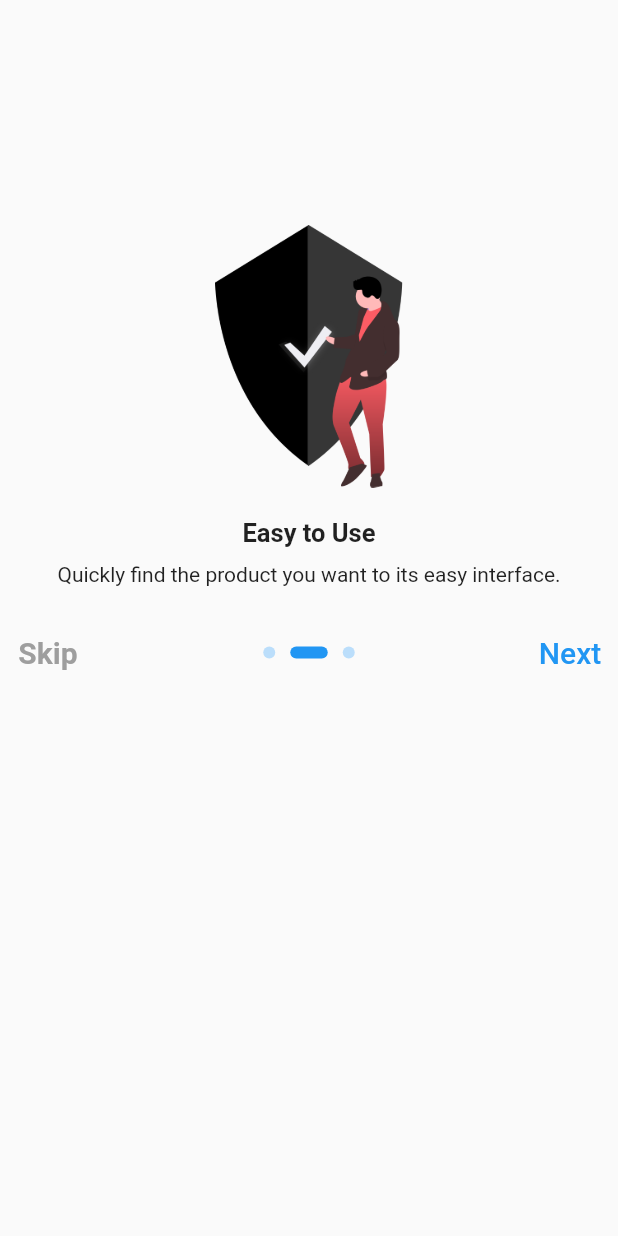
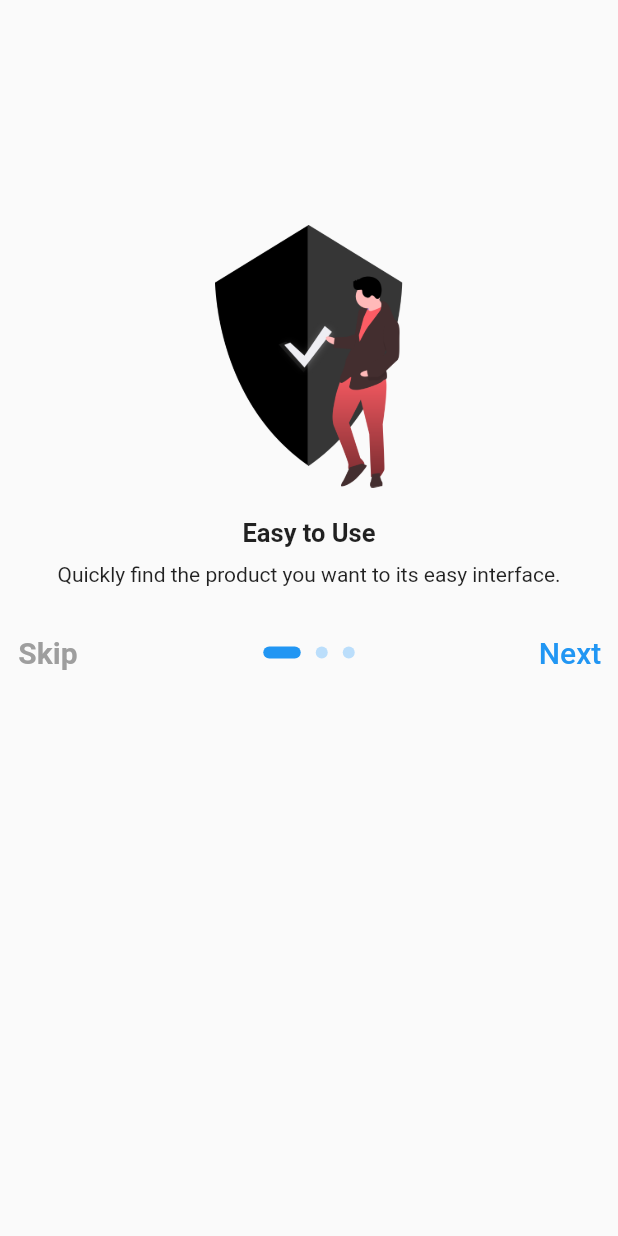
Before and after one commit to imvaibhavpatel/x_ceed_group, a Flutter app: the screen it shows after launch, on a phone screen of 412 x 824 dp. Run offline on Flutter 3.47's test engine with Material 2 defaults, Android fonts, the phone set to English and light mode, and no system bars; our stand-ins replace get.

Commit message:
initial commit

```diff
--- /dev/null
+++ b/lib/auth/log_in_screen/log_in_controller.dart
@@ -0,0 +1,3 @@
+import 'package:get/get.dart';
+
+class LogInController extends GetxController {}
--- a/lib/auth/on_boarading_screen/on_boarding_screen.dart
+++ b/lib/auth/on_boarading_screen/on_boarding_screen.dart
@@ -1,5 +1,6 @@
 import 'package:flutter/material.dart';
 import 'package:get/get.dart';
+import 'package:xceed_group/auth/log_in_screen/log_in_screen.dart';
 import 'package:xceed_group/auth/on_boarading_screen/on_boarding_controller.dart';
 
 class OnBoardingScreen extends StatelessWidget {
@@ -11,8 +12,7 @@ class OnBoardingScreen extends StatelessWidget {
   @override
   Widget build(BuildContext context) {
     return Scaffold(
-      body: Obx(
-        () => PageView.builder(
+      body: PageView.builder(
         controller: onBoardingController.pageController,
         scrollDirection: Axis.horizontal,
         itemCount: onBoardingController.onBoardingData.length,
@@ -20,7 +20,8 @@ class OnBoardingScreen extends StatelessWidget {
           onBoardingController.currentPage.value = page;
         },
         itemBuilder: (BuildContext context, int index) {
-            return Column(
+          return Obx(
+            () => Column(
               children: [
                 const SizedBox(height: 150),
                 Image.asset(
@@ -43,7 +44,7 @@ class OnBoardingScreen extends StatelessWidget {
                       .toString(),
                 ),
                 const SizedBox(height: 20),
-                onBoardingController.currentPage + 1 ==
+                onBoardingController.currentPage.value + 1 ==
                         onBoardingController.onBoardingData.length
                     ? Padding(
                         padding: const EdgeInsets.only(bottom: 100),
@@ -64,7 +65,7 @@ class OnBoardingScreen extends StatelessWidget {
                                 ),
                               ),
                             ),
-                            onPressed: () {},
+                            onPressed: () => Get.to(() => const LogInScreen()),
                             child: const Text(
                               'Get started',
                               style: TextStyle(fontSize: 22),
@@ -85,7 +86,8 @@ class OnBoardingScreen extends StatelessWidget {
                                     fontWeight: FontWeight.bold,
                                     fontSize: 20),
                               ),
-                              onPressed: () {},
+                              onPressed: () =>
+                                  Get.to(() => const LogInScreen()),
                             ),
                             SizedBox(
                               height: 8,
@@ -97,7 +99,8 @@ class OnBoardingScreen extends StatelessWidget {
                                   return Container(
                                     decoration: BoxDecoration(
                                       borderRadius: BorderRadius.circular(50),
-                                      color: onBoardingController.currentPage ==
+                                      color: onBoardingController
+                                                  .currentPage.value ==
                                               index
                                           ? Colors.blue
                                           : Colors.blue.shade100,
@@ -105,7 +108,8 @@ class OnBoardingScreen extends StatelessWidget {
                                     margin: const EdgeInsets.symmetric(
                                         horizontal: 5),
                                     height: 8,
-                                    width: onBoardingController.currentPage ==
+                                    width: onBoardingController
+                                                .currentPage.value ==
                                             index
                                         ? 25
                                         : 8,
@@ -131,9 +135,9 @@ class OnBoardingScreen extends StatelessWidget {
                         ),
                       ),
               ],
+            ),
           );
         },
-        ),
       ),
     );
   }
```
Also changed, not shown: lib/auth/log_in_screen/log_in_screen.dart (added, +10 -0 lines). Lines whose indentation alone changed are shown as unchanged.
